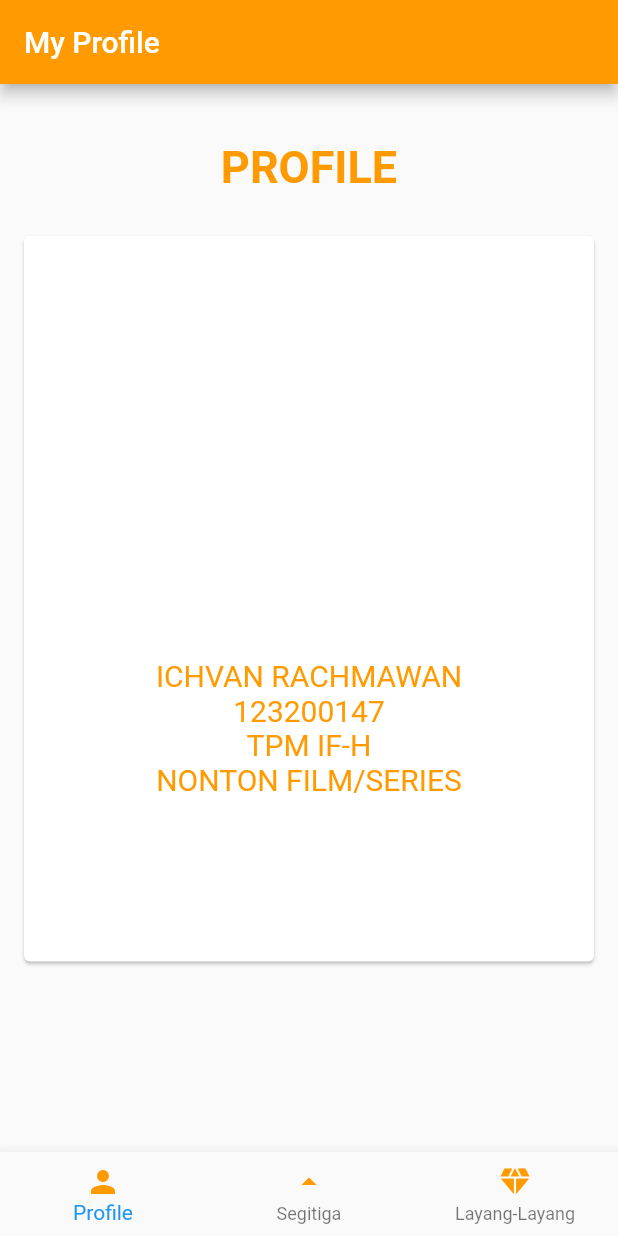
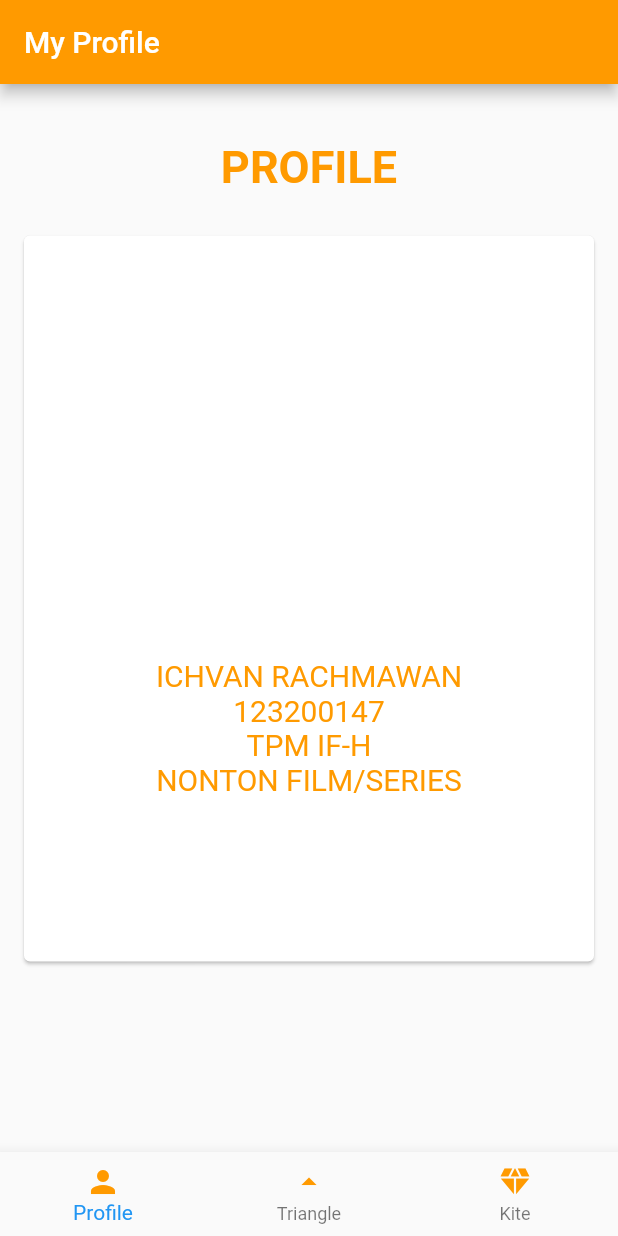
Before and after one commit to movetoheaven/123200147_Ichvan-Rachmawan_TPM_H_Quiz1, a Flutter app: the screen it shows after launch, on a phone screen of 412 x 824 dp. Run offline on Flutter 3.47's test engine with Material 2 defaults, Android fonts, the phone set to English and light mode, and no system bars.

Commit message:
Update menu.dart

```diff
--- a/lib/menu.dart
+++ b/lib/menu.dart
@@ -81,11 +81,11 @@ class _MenuPageState extends State<MenuPage> {
           ),
           BottomNavigationBarItem(
             icon: Icon(Icons.arrow_drop_up, color: Color(0xffff9a00)),
-            label: 'Segitiga',
+            label: 'Triangle',
           ),
           BottomNavigationBarItem(
             icon: Icon(Icons.diamond, color: Color(0xffff9a00)),
-            label: 'Layang-Layang',
+            label: 'Kite',
           ),
         ],
       ),
```
